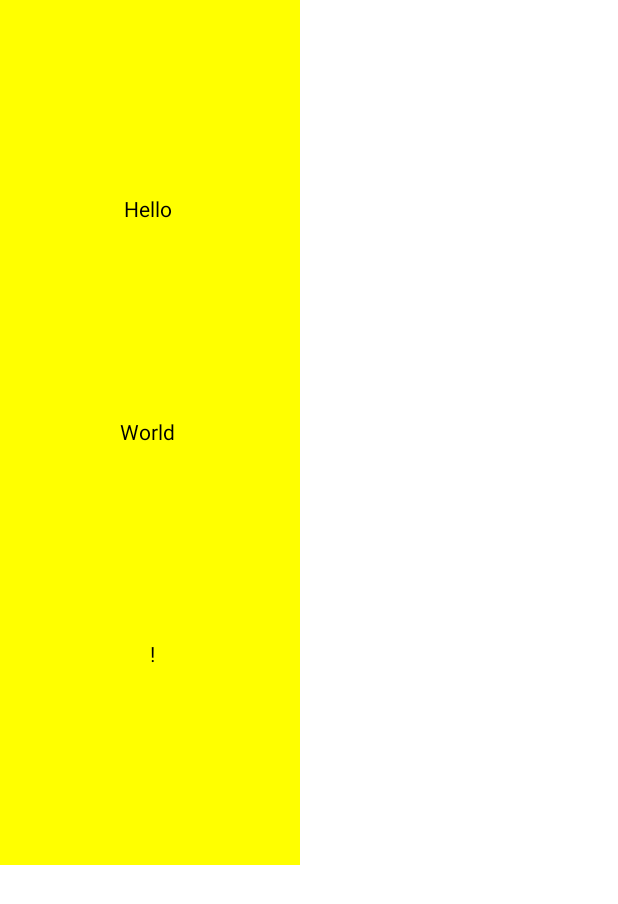
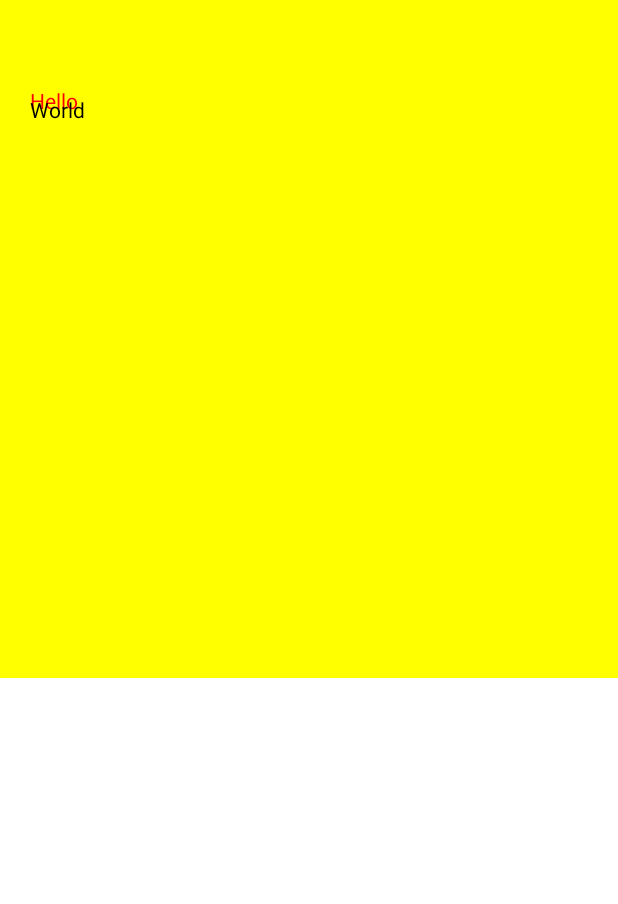
Before and after one commit to bharathkalyans/JetPackCompose, an Android app built with Jetpack Compose: the screen it shows after launch (MainActivity), on a phone screen of 412 x 824 dp. Shown: the top 904 px of the screen. Run offline under Robolectric (Android 15) with nearby library versions, the phone set to English and light mode, and no system bars.

Commit message:
Offset and it's Usage!

```diff
--- a/app/src/main/java/com/example/demoapp/MainActivity.kt
+++ b/app/src/main/java/com/example/demoapp/MainActivity.kt
@@ -1,8 +1,10 @@
 package com.example.demoapp
 
 import android.os.Bundle
+import android.widget.EditText
 import androidx.activity.ComponentActivity
 import androidx.activity.compose.setContent
+import androidx.compose.foundation.Image
 import androidx.compose.foundation.background
 import androidx.compose.foundation.layout.*
 import androidx.compose.material.MaterialTheme
@@ -22,17 +24,22 @@ class MainActivity : ComponentActivity() {
         setContent {
             Column(
                 modifier = Modifier
-                    .width(200.dp)
-                    .fillMaxHeight(0.7f)
-                    .background(Color.Companion.Yellow),
-                horizontalAlignment = Alignment.CenterHorizontally,
-                verticalArrangement = Arrangement.SpaceEvenly
+                    .background(Color.Yellow)
+                    .padding(20.dp, 40.dp)
+                    .fillMaxHeight(0.5f)
+                    .fillMaxWidth()
             ) {
-                Text("Hello ")
+                Text(
+                    "Hello ", modifier = Modifier
+                        .offset(0.dp,20.dp),
+                    color = Color.Red,
+                )
+                Spacer(modifier = Modifier.height(10.dp))
                 Text("World ")
-                Text(" !")
+
             }
 
         }
+
     }
 }
```
